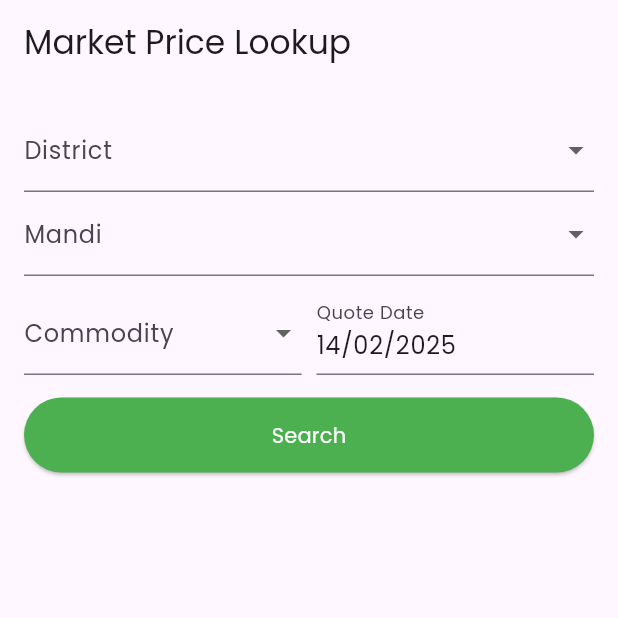
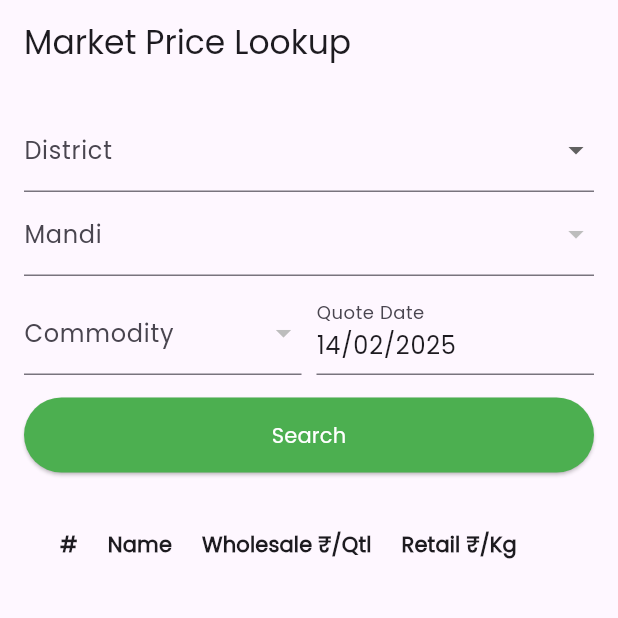
Before and after one commit to 0kt1/invictus-repo, a Flutter app: the Market screen opened directly, on a phone screen of 412 x 824 dp, the top half of it. Run offline on Flutter 3.47's test engine with Material 3 defaults, Android fonts, the phone set to English and light mode, and no system bars; our stand-ins replace audioplayers, cached_network_image, cloud_firestore, firebase_auth, firebase_core, flutter_spinkit and 11 more; missing offline and left inert: flutter_pdfview, flutter_web_auth; accounts and stored records are empty; network calls fail.

```diff
--- a/invictus/lib/pages/market.dart
+++ b/invictus/lib/pages/market.dart
@@ -25,17 +25,8 @@ class _MarketState extends State<Market> {
   String selectedCommodity = "Pulses";
   String quoteDate = "14/02/2025";
   bool isLoading = false;
-  bool isShow = false;
 
-  final List<Map<String, dynamic>> marketData = [
-    {"name": "Moong (green)", "wholesale": 8730, "retail": 100},
-    {"name": "Gram", "wholesale": 7490, "retail": 85},
-    {"name": "Urad (black)", "wholesale": 8900, "retail": 102},
-    {"name": "Urd Dal Kali (Shilkeed)", "wholesale": 10220, "retail": 125},
-    {"name": "Gram lentils", "wholesale": 8430, "retail": 95},
-    {"name": "Peas white", "wholesale": 4730, "retail": 54},
-    {"name": "Pea lentils", "wholesale": 4980, "retail": 58},
-  ];
+  final List<Map<String, dynamic>> marketData = [];
 
   List<String> districts = [
     "Agra",
@@ -111,29 +102,13 @@ class _MarketState extends State<Market> {
     "Shamli"
   ];
 
-  Map<String, List<String>> mandis = {
-    "Lucknow": ["Lucknow Mandi", "Mohanlalganj Mandi"]
-  };
+  Map<String, List<String>> mandis = {};
 
-  List<String> commodity = [
-    "Oil Seeds",
-    "Pulses",
-    "Vegetables",
-    "Fruits",
-    "Leather",
-    "Animal Meat"
-  ];
+  List<String> commodity = [];
 
   void _searchMarketData() {
     setState(() {
       isLoading = true;
-    });
-
-    Future.delayed(Duration(seconds: 4), () {
-      setState(() {
-        isLoading = false;
-        isShow = true;
-      });
     });
   }
 
@@ -167,7 +142,7 @@ class _MarketState extends State<Market> {
                 DropdownButtonFormField(
                   decoration: InputDecoration(labelText: "Mandi"),
                   // value: selectedMandi,
-                  items: ["Lucknow Mandi", "Mohanlalganj Mandi"]?.map((String value) {
+                  items: mandis[selectedDistrict]?.map((String value) {
                     return DropdownMenuItem(
                       value: value,
                       child: Text(value),
@@ -222,8 +197,7 @@ class _MarketState extends State<Market> {
             SizedBox(height: 20),
             isLoading
                 ? Center(child: CircularProgressIndicator())
-                : isShow
-                    ? Expanded(
+                : Expanded(
                         child: SingleChildScrollView(
                           scrollDirection: Axis.horizontal,
                           child: DataTable(
@@ -265,8 +239,7 @@ class _MarketState extends State<Market> {
                                 .toList(),
                           ),
                         ),
-                      )
-                    : Container(),
+                      ),
           ],
         ),
       ),
```
